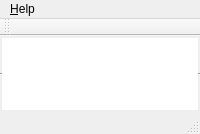
QkThings/qkdaemon_old, file gui/mainwindow.ui: the form before one commit.
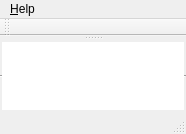
The form after the commit. Custom widgets are drawn as their Qt base class.

Diff of the .ui file:
```diff
--- a/gui/mainwindow.ui
+++ b/gui/mainwindow.ui
@@ -6,24 +6,15 @@
    <rect>
     <x>0</x>
     <y>0</y>
-    <width>200</width>
-    <height>134</height>
+    <width>186</width>
+    <height>133</height>
    </rect>
   </property>
-  <property name="maximumSize">
-   <size>
-    <width>200</width>
-    <height>16777215</height>
-   </size>
-  </property>
   <property name="windowTitle">
    <string>MainWindow</string>
   </property>
   <widget class="QWidget" name="centralWidget">
    <layout class="QVBoxLayout" name="verticalLayout">
-    <property name="spacing">
-     <number>0</number>
-    </property>
     <property name="leftMargin">
      <number>0</number>
     </property>
@@ -37,9 +28,11 @@
      <number>0</number>
     </property>
     <item>
+     <widget class="QSplitter" name="splitter">
+      <property name="orientation">
+       <enum>Qt::Vertical</enum>
+      </property>
      <widget class="QkConnectWidget" name="connectWidget" native="true"/>
-    </item>
-    <item>
      <widget class="QTextEdit" name="log">
       <property name="font">
        <font>
@@ -54,6 +47,7 @@
        <bool>true</bool>
       </property>
      </widget>
+     </widget>
     </item>
    </layout>
   </widget>
@@ -62,8 +56,8 @@
     <rect>
      <x>0</x>
      <y>0</y>
-     <width>200</width>
-     <height>21</height>
+     <width>186</width>
+     <height>20</height>
     </rect>
    </property>
    <widget class="QMenu" name="menu_Help">
```
Lines whose indentation alone changed are shown as unchanged.
